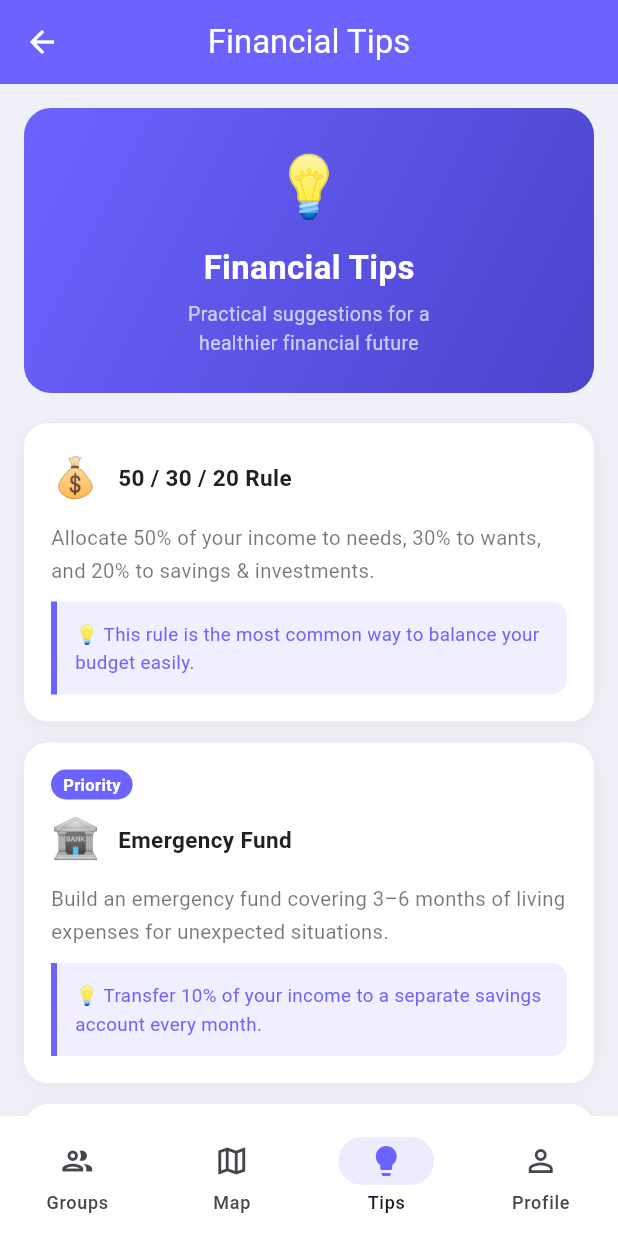
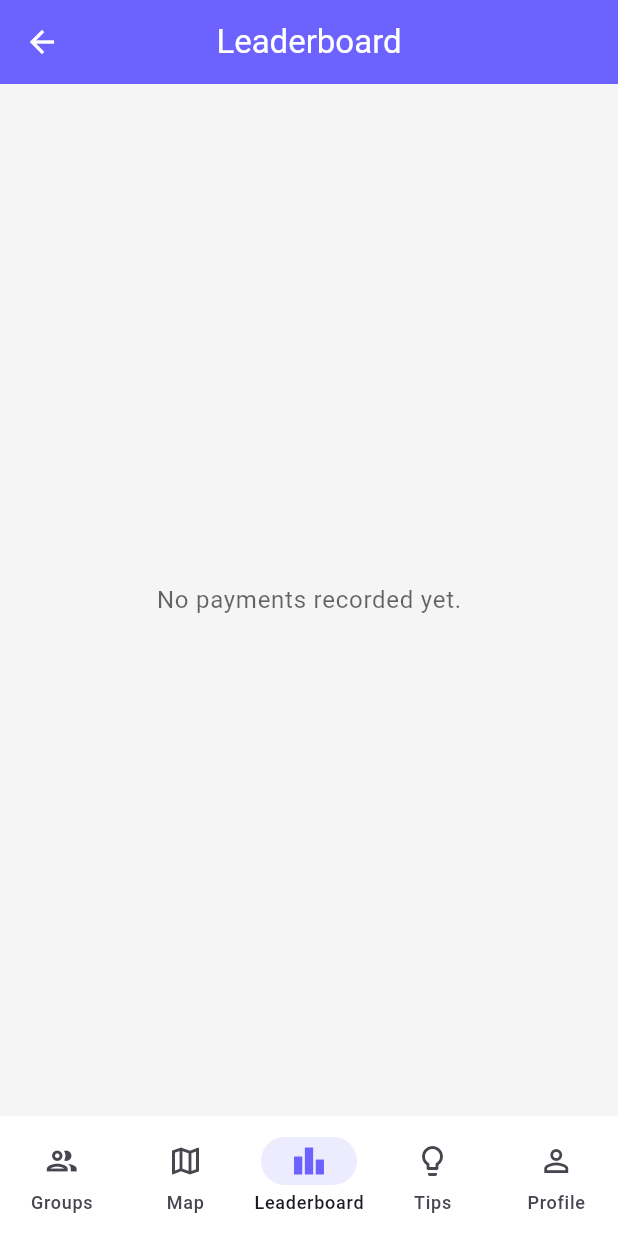
Before and after one commit to barankaraman/splitmate, a Flutter app: the _AppShell screen opened by its route, item 3 of the bottom bar chosen, on a phone screen of 412 x 824 dp. Run offline on Flutter 3.47's test engine with Material 3 defaults, Android fonts, the phone set to English and light mode, and no system bars; our stand-ins replace google_maps_flutter, shared_preferences, sqflite, yaml, yaml_edit; accounts and stored records are empty.

Commit message:
feat: add global leaderboard tab with auto refresh

```diff
--- a/lib/app.dart
+++ b/lib/app.dart
@@ -6,11 +6,13 @@ import 'core/theme/theme_provider.dart';
 import 'core/theme/user_provider.dart';
 import 'presentation/screens/auth/login_screen.dart';
 import 'presentation/screens/groups/groups_screen.dart';
+import 'presentation/screens/leaderboard/leaderboard_screen.dart';
 import 'presentation/screens/map/all_expenses_map_screen.dart';
 import 'presentation/screens/profile/profile_screen.dart';
 import 'presentation/screens/webview/webview_screen.dart';
 
-final GlobalKey<ScaffoldMessengerState> scaffoldMessengerKey = GlobalKey<ScaffoldMessengerState>();
+final GlobalKey<ScaffoldMessengerState> scaffoldMessengerKey =
+    GlobalKey<ScaffoldMessengerState>();
 
 /// Root widget — sets up Provider, light + dark themes, and navigation shell.
 class SplitMateApp extends StatelessWidget {
@@ -65,8 +67,7 @@ class SplitMateApp extends StatelessWidget {
         color: AppColors.cardBackground,
         elevation: 2,
         shadowColor: Colors.black12,
-        shape:
-            RoundedRectangleBorder(borderRadius: BorderRadius.circular(14)),
+        shape: RoundedRectangleBorder(borderRadius: BorderRadius.circular(14)),
       ),
       inputDecorationTheme: _inputTheme(AppColors.surface),
       elevatedButtonTheme: _elevatedButtonTheme(),
@@ -110,8 +111,7 @@ class SplitMateApp extends StatelessWidget {
         color: darkCard,
         elevation: 2,
         shadowColor: Colors.black38,
-        shape:
-            RoundedRectangleBorder(borderRadius: BorderRadius.circular(14)),
+        shape: RoundedRectangleBorder(borderRadius: BorderRadius.circular(14)),
       ),
       inputDecorationTheme: _inputTheme(darkSurface),
       elevatedButtonTheme: _elevatedButtonTheme(),
@@ -145,8 +145,7 @@ class SplitMateApp extends StatelessWidget {
         borderRadius: BorderRadius.circular(12),
         borderSide: const BorderSide(color: AppColors.primary, width: 2),
       ),
-      contentPadding:
-          const EdgeInsets.symmetric(horizontal: 16, vertical: 14),
+      contentPadding: const EdgeInsets.symmetric(horizontal: 16, vertical: 14),
     );
   }
 
@@ -164,7 +163,7 @@ class SplitMateApp extends StatelessWidget {
 
 // ─── App Shell ────────────────────────────────────────────────────────────────
 
-/// Bottom-navigation shell: Groups, Map, Tips, and Profile tabs.
+/// Bottom-navigation shell: Groups, Map, Leaderboard, Tips, and Profile tabs.
 class _AppShell extends StatefulWidget {
   const _AppShell();
 
@@ -174,22 +173,31 @@ class _AppShell extends StatefulWidget {
 
 class _AppShellState extends State<_AppShell> {
   int _currentIndex = 0;
+  final _leaderboardKey = GlobalKey<LeaderboardScreenState>();
+
+  void _onDestinationSelected(int i) {
+    setState(() => _currentIndex = i);
+    if (i == 2) {
+      _leaderboardKey.currentState?.refreshOnTabSelected();
+    }
+  }
 
   @override
   Widget build(BuildContext context) {
     return Scaffold(
       body: IndexedStack(
         index: _currentIndex,
-        children: const [
-          GroupsScreen(),
-          AllExpensesMapScreen(),
-          WebViewScreen(),
-          ProfileScreen(),
+        children: [
+          const GroupsScreen(),
+          const AllExpensesMapScreen(),
+          LeaderboardScreen(key: _leaderboardKey),
+          const WebViewScreen(),
+          const ProfileScreen(),
         ],
       ),
       bottomNavigationBar: NavigationBar(
         selectedIndex: _currentIndex,
-        onDestinationSelected: (i) => setState(() => _currentIndex = i),
+        onDestinationSelected: _onDestinationSelected,
         destinations: const [
           NavigationDestination(
             icon: Icon(Icons.group_outlined),
@@ -200,6 +208,11 @@ class _AppShellState extends State<_AppShell> {
             icon: Icon(Icons.map_outlined),
             selectedIcon: Icon(Icons.map, color: AppColors.primary),
             label: 'Map',
+          ),
+          NavigationDestination(
+            icon: Icon(Icons.leaderboard_outlined),
+            selectedIcon: Icon(Icons.leaderboard, color: AppColors.primary),
+            label: 'Leaderboard',
           ),
           NavigationDestination(
             icon: Icon(Icons.lightbulb_outline),
--- a/lib/core/constants/app_strings.dart
+++ b/lib/core/constants/app_strings.dart
@@ -8,13 +8,15 @@ class AppStrings {
 
   // Groups screen
   static const String groups = 'Groups';
-  static const String noGroups = 'No groups yet.\nTap + to create your first group!';
+  static const String noGroups =
+      'No groups yet.\nTap + to create your first group!';
   static const String createGroup = 'Create Group';
   static const String groupName = 'Group Name';
   static const String groupNameHint = 'e.g. Bali Trip, Flatmates…';
   static const String groupDescription = 'Description (optional)';
   static const String deleteGroup = 'Delete Group';
-  static const String deleteGroupConfirm = 'Are you sure you want to delete this group? All expenses will be lost.';
+  static const String deleteGroupConfirm =
+      'Are you sure you want to delete this group? All expenses will be lost.';
 
   // Members
   static const String members = 'Members';
@@ -23,7 +25,8 @@ class AppStrings {
   static const String memberNameHint = 'e.g. Alice';
   static const String noMembers = 'No members yet. Add some!';
   static const String removeMember = 'Remove Member';
-  static const String removeMemberConfirm = 'Remove this member from the group?';
+  static const String removeMemberConfirm =
+      'Remove this member from the group?';
 
   // Expenses
   static const String expenses = 'Expenses';
@@ -41,6 +44,9 @@ class AppStrings {
   // Summary / Settlement
   static const String summary = 'Summary';
   static const String settlement = 'Settlement';
+  static const String leaderboard = 'Leaderboard';
+  static const String topPayers = 'Top Payers';
+  static const String noLeaderboardData = 'No payments recorded yet.';
   static const String noDebts = 'Everyone is settled up!';
   static const String owes = 'owes';
   static const String totalExpenses = 'Total Expenses';
@@ -51,7 +57,8 @@ class AppStrings {
   // Map
   static const String pickLocation = 'Pick a Location';
   static const String confirmLocation = 'Confirm Location';
-  static const String tapToSelectLocation = 'Tap on the map to select a location';
+  static const String tapToSelectLocation =
+      'Tap on the map to select a location';
 
   // WebView
   static const String financialTips = 'Financial Tips';
@@ -66,7 +73,9 @@ class AppStrings {
   // Validation
   static const String fieldRequired = 'This field is required';
   static const String invalidAmount = 'Enter a valid amount greater than 0';
-  static const String selectAtLeastOneMember = 'Select at least one participant';
+  static const String selectAtLeastOneMember =
+      'Select at least one participant';
   static const String selectPayer = 'Please select who paid';
-  static const String addAtLeastTwoMembers = 'Add at least 2 members to record an expense';
+  static const String addAtLeastTwoMembers =
+      'Add at least 2 members to record an expense';
 }
--- /dev/null
+++ b/lib/domain/services/leaderboard_service.dart
@@ -0,0 +1,130 @@
+import '../../data/repositories/expense_repository.dart';
+import '../../data/repositories/group_repository.dart';
+import '../../data/repositories/member_repository.dart';
+
+/// Aggregated leaderboard row for one unique member.
+class LeaderboardEntry {
+  final String memberId;
+  final String memberName;
+  final double totalPaid;
+  final int rank;
+
+  const LeaderboardEntry({
+    required this.memberId,
+    required this.memberName,
+    required this.totalPaid,
+    required this.rank,
+  });
+
+  String shortId({int length = 6}) {
+    final clean = memberId.replaceAll('-', '');
+    if (clean.length <= length) return clean;
+    return clean.substring(0, length);
+  }
+}
+
+/// Lightweight input record used by the ranking helper.
+class LeaderboardPaymentRecord {
+  final String memberId;
+  final String memberName;
+  final double totalPaid;
+
+  const LeaderboardPaymentRecord({
+    required this.memberId,
+    required this.memberName,
+    required this.totalPaid,
+  });
+}
+
+/// Builds global leaderboard data from all groups in the local database.
+class LeaderboardService {
+  final GroupRepository _groupRepository;
+  final MemberRepository _memberRepository;
+  final ExpenseRepository _expenseRepository;
+
+  LeaderboardService({
+    GroupRepository? groupRepository,
+    MemberRepository? memberRepository,
+    ExpenseRepository? expenseRepository,
+  })  : _groupRepository = groupRepository ?? GroupRepository(),
+        _memberRepository = memberRepository ?? MemberRepository(),
+        _expenseRepository = expenseRepository ?? ExpenseRepository();
+
+  Future<List<LeaderboardEntry>> getTopPaidMembers({
+    int limit = 10,
+  }) async {
+    final groups = await _groupRepository.getAllGroups();
+    final memberNamesById = <String, String>{};
+    final totalPaidByMemberId = <String, double>{};
+
+    for (final group in groups) {
+      final members = await _memberRepository.getMembersForGroup(group.id);
+      for (final member in members) {
+        memberNamesById[member.id] = member.name;
+      }
+
+      final expenses = await _expenseRepository.getExpensesForGroup(group.id);
+      for (final expense in expenses) {
+        if (!memberNamesById.containsKey(expense.payerId)) continue;
+        totalPaidByMemberId[expense.payerId] =
+            (totalPaidByMemberId[expense.payerId] ?? 0.0) + expense.amount;
+      }
+    }
+
+    final records = totalPaidByMemberId.entries
+        .map(
+          (entry) => LeaderboardPaymentRecord(
+            memberId: entry.key,
+            memberName: memberNamesById[entry.key] ?? 'Unknown',
+            totalPaid: entry.value,
+          ),
+        )
+        .toList();
+
+    return rankEntries(records, limit: limit);
+  }
+
+  /// Sort rule: totalPaid DESC, then memberName ASC, then memberId ASC.
+  static List<LeaderboardEntry> rankEntries(
+    List<LeaderboardPaymentRecord> records, {
+    int limit = 10,
+  }) {
+    final merged = <String, LeaderboardPaymentRecord>{};
+
+    for (final record in records) {
+      final existing = merged[record.memberId];
+      if (existing == null) {
+        merged[record.memberId] = record;
+      } else {
+        merged[record.memberId] = LeaderboardPaymentRecord(
+          memberId: record.memberId,
+          memberName: existing.memberName,
+          totalPaid: existing.totalPaid + record.totalPaid,
+        );
+      }
+    }
+
+    final sorted = merged.values.toList()
+      ..sort((a, b) {
+        final byAmount = b.totalPaid.compareTo(a.totalPaid);
+        if (byAmount != 0) return byAmount;
+
+        final byName =
+            a.memberName.toLowerCase().compareTo(b.memberName.toLowerCase());
+        if (byName != 0) return byName;
+
+        return a.memberId.compareTo(b.memberId);
+      });
+
+    final top = sorted.take(limit).toList();
+    return List.generate(
+      top.length,
+      (index) => LeaderboardEntry(
+        memberId: top[index].memberId,
+        memberName: top[index].memberName,
+        totalPaid: top[index].totalPaid,
+        rank: index + 1,
+      ),
+    );
+  }
+}
--- /dev/null
+++ b/lib/presentation/screens/leaderboard/leaderboard_screen.dart
@@ -0,0 +1,128 @@
+import 'package:flutter/material.dart';
+
+import '../../../core/constants/app_colors.dart';
+import '../../../core/constants/app_strings.dart';
+import '../../../domain/services/leaderboard_service.dart';
+
+class LeaderboardScreen extends StatefulWidget {
+  const LeaderboardScreen({super.key});
+
+  @override
+  State<LeaderboardScreen> createState() => LeaderboardScreenState();
+}
+
+class LeaderboardScreenState extends State<LeaderboardScreen>
+    with AutomaticKeepAliveClientMixin {
+  final _leaderboardService = LeaderboardService();
+
+  List<LeaderboardEntry> _entries = [];
+  bool _loading = true;
+
+  @override
+  bool get wantKeepAlive => true;
+
+  @override
+  void initState() {
+    super.initState();
+    _load();
+  }
+
+  Future<void> _load() async {
+    if (!mounted) return;
+    setState(() => _loading = true);
+
+    final entries = await _leaderboardService.getTopPaidMembers(limit: 10);
+
+    if (mounted) {
+      setState(() {
+        _entries = entries;
+        _loading = false;
+      });
+    }
+  }
+
+  /// Called by the app shell whenever the Leaderboard tab becomes active.
+  Future<void> refreshOnTabSelected() => _load();
+
+  @override
+  Widget build(BuildContext context) {
+    super.build(context);
+
+    return Scaffold(
+      appBar: AppBar(
+        title: const Text(AppStrings.leaderboard),
+        centerTitle: true,
+      ),
+      body: _loading
+          ? const Center(child: CircularProgressIndicator())
+          : _entries.isEmpty
+              ? Center(
+                  child: Text(
+                    AppStrings.noLeaderboardData,
+                    style: Theme.of(context)
+                        .textTheme
+                        .bodyLarge
+                        ?.copyWith(color: Theme.of(context).hintColor),
+                  ),
+                )
+              : RefreshIndicator(
+                  onRefresh: _load,
+                  color: AppColors.primary,
+                  child: ListView.builder(
+                    padding: const EdgeInsets.fromLTRB(16, 16, 16, 100),
+                    itemCount: _entries.length,
+                    itemBuilder: (context, index) {
+                      final entry = _entries[index];
+                      return _LeaderboardTile(entry: entry);
+                    },
+                  ),
+                ),
+    );
+  }
+}
+
+class _LeaderboardTile extends StatelessWidget {
+  final LeaderboardEntry entry;
+
+  const _LeaderboardTile({required this.entry});
+
+  @override
+  Widget build(BuildContext context) {
+    final rankColor = switch (entry.rank) {
+      1 => const Color(0xFFD4AF37),
+      2 => const Color(0xFFC0C0C0),
+      3 => const Color(0xFFCD7F32),
+      _ => AppColors.primary,
+    };
+
+    return Card(
+      margin: const EdgeInsets.only(bottom: 10),
+      elevation: 1.5,
+      child: ListTile(
+        leading: CircleAvatar(
+          backgroundColor: rankColor.withOpacity(0.12),
+          child: Text(
+            '#${entry.rank}',
+            style: TextStyle(
+              color: rankColor,
+              fontWeight: FontWeight.bold,
+              fontSize: 12,
+            ),
+          ),
+        ),
+        title: Text(
+          '${entry.memberName} (#${entry.shortId(length: 6)})',
+          style: const TextStyle(fontWeight: FontWeight.w600),
+        ),
+        trailing: Text(
+          'TRY ${entry.totalPaid.toStringAsFixed(2)}',
+          style: const TextStyle(
+            color: AppColors.primary,
+            fontWeight: FontWeight.bold,
+            fontSize: 15,
+          ),
+        ),
+      ),
+    );
+  }
+}
```
Also changed, not shown: 1 other file.
